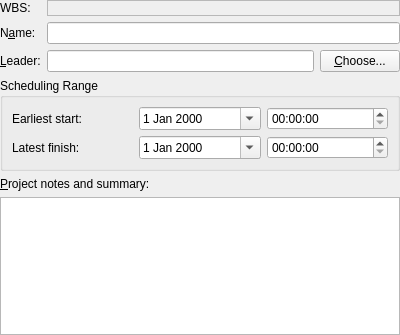
Qt form kplato/libs/ui/kptmainprojectpanelbase.ui (KDE/calligra) before a commit.
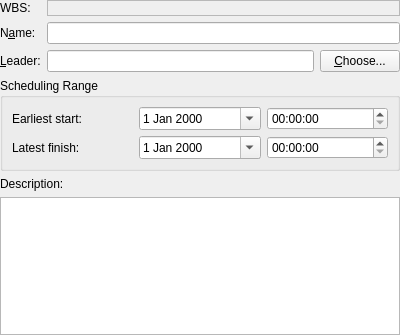
The same form after that commit. Custom widgets are drawn as their Qt base class.

Commit message: Call description description everywhere (not notes, summary...)

```diff
--- a/kplato/libs/ui/kptmainprojectpanelbase.ui
+++ b/kplato/libs/ui/kptmainprojectpanelbase.ui
@@ -180,8 +180,8 @@
 
 Here you can enter any additional text you want to be stored with the project. This can for example be a short summary of the project or various notes.</string>
      </property>
-     <property name="text" >
-      <string>&amp;Project notes and summary:</string>
+     <property name="text">
+      <string>Description:</string>
      </property>
      <property name="wordWrap" >
       <bool>false</bool>
@@ -208,8 +208,8 @@
    </item>
   </layout>
  </widget>
- <layoutdefault spacing="6" margin="11" />
-  <customwidgets>
+ <layoutdefault spacing="6" margin="11"/>
+ <customwidgets>
   <customwidget>
    <class>KLineEdit</class>
    <extends>QLineEdit</extends>
```
Left out of the diff: 167 changed lines with no effect on the pictures. The commit also changes 9 other files.
